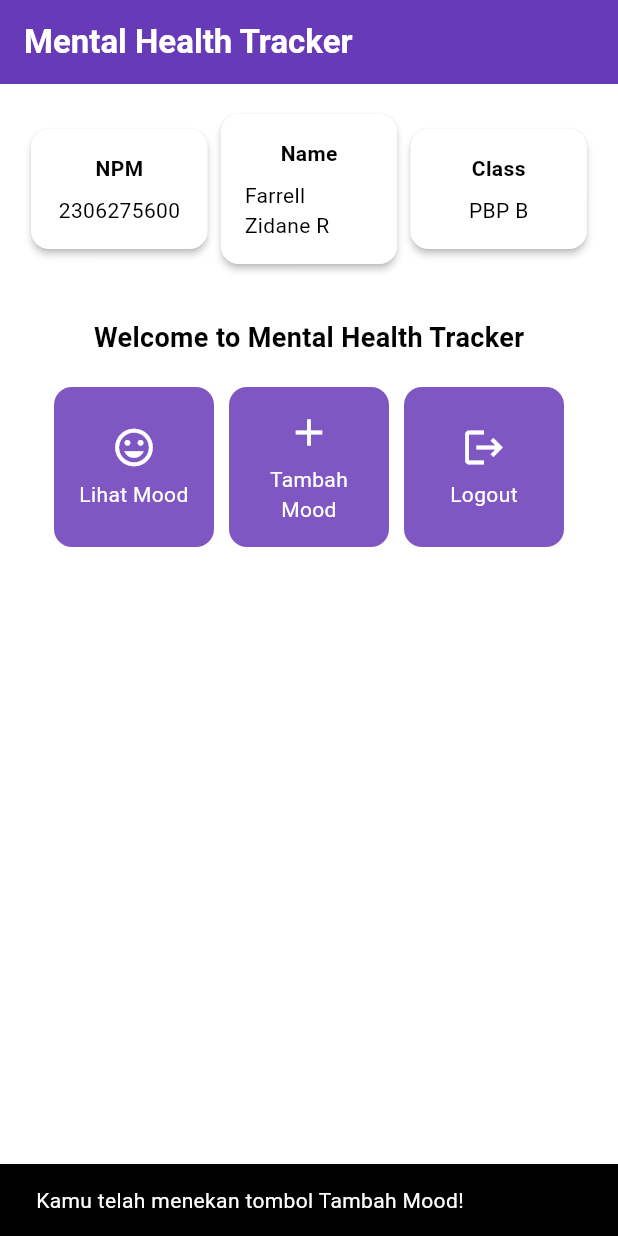
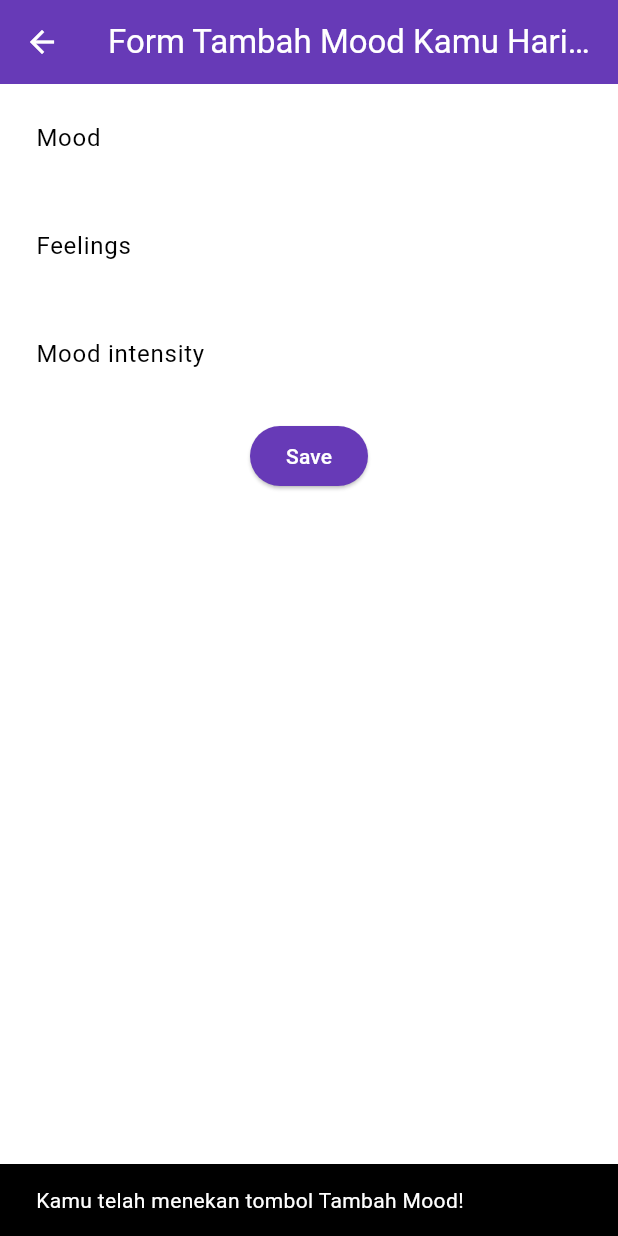
Before and after one commit to farrellzidane/mental-health-tracker-mobile, a Flutter app: the screen it shows after launch, after a tap on "Tambah Mood", on a phone screen of 412 x 824 dp. Run offline on Flutter 3.47's test engine with Material 3 defaults, Android fonts, the phone set to English and light mode, and no system bars.

Commit message:
Finished Tutorial 7

```diff
--- a/mental_health_tracker/lib/menu.dart
+++ b/mental_health_tracker/lib/screens/menu.dart
@@ -1,4 +1,6 @@
 import 'package:flutter/material.dart';
+import 'package:mental_health_tracker/widgets/left_drawer.dart';
+import 'package:mental_health_tracker/widgets/mood_cart.dart';
 
 class MyHomePage extends StatelessWidget {
   final String npm = '2306275600'; // NPM
@@ -29,7 +31,9 @@ class MyHomePage extends StatelessWidget {
         ),
         // Warna latar belakang AppBar diambil dari skema warna tema aplikasi.
         backgroundColor: Theme.of(context).colorScheme.primary,
+        iconTheme: const IconThemeData(color: Colors.white),
       ),
+      drawer: const LeftDrawer(),
       // Body halaman dengan padding di sekelilingnya.
       body: Padding(
         padding: const EdgeInsets.all(16.0),
@@ -96,8 +100,8 @@ class MyHomePage extends StatelessWidget {
 class InfoCard extends StatelessWidget {
   // Kartu informasi yang menampilkan title dan content.
 
-  final String title;  // Judul kartu.
-  final String content;  // Isi kartu.
+  final String title; // Judul kartu.
+  final String content; // Isi kartu.
 
   const InfoCard({super.key, required this.title, required this.content});
 
@@ -108,7 +112,8 @@ class InfoCard extends StatelessWidget {
       elevation: 2.0,
       child: Container(
         // Mengatur ukuran dan jarak di dalam kartu.
-        width: MediaQuery.of(context).size.width / 3.5, // menyesuaikan dengan lebar device yang digunakan.
+        width: MediaQuery.of(context).size.width /
+            3.5, // menyesuaikan dengan lebar device yang digunakan.
         padding: const EdgeInsets.all(16.0),
         // Menyusun title dan content secara vertikal.
         child: Column(
@@ -125,64 +130,3 @@ class InfoCard extends StatelessWidget {
     );
   }
 }
-
-class ItemHomepage {
-    final String name;
-    final IconData icon;
-
-    ItemHomepage(this.name, this.icon);
-}
-
-class ItemCard extends StatelessWidget {
-  // Menampilkan kartu dengan ikon dan nama.
-
-  final ItemHomepage item;
-
-  const ItemCard(this.item, {super.key});
-
-  @override
-  Widget build(BuildContext context) {
-    return Material(
-      // Menentukan warna latar belakang dari tema aplikasi.
-      color: Theme.of(context).colorScheme.secondary,
-      // Membuat sudut kartu melengkung.
-      borderRadius: BorderRadius.circular(12),
-
-      child: InkWell(
-        // Aksi ketika kartu ditekan.
-        onTap: () {
-          // Menampilkan pesan SnackBar saat kartu ditekan.
-          ScaffoldMessenger.of(context)
-            ..hideCurrentSnackBar()
-            ..showSnackBar(
-              SnackBar(content: Text("Kamu telah menekan tombol ${item.name}!"))
-            );
-        },
-        // Container untuk menyimpan Icon dan Text
-        child: Container(
-          padding: const EdgeInsets.all(8),
-          child: Center(
-            child: Column(
-              // Menyusun ikon dan teks di tengah kartu.
-              mainAxisAlignment: MainAxisAlignment.center,
-              children: [
-                Icon(
-                  item.icon,
-                  color: Colors.white,
-                  size: 30.0,
-                ),
-                const Padding(padding: EdgeInsets.all(3)),
-                Text(
-                  item.name,
-                  textAlign: TextAlign.center,
-                  style: const TextStyle(color: Colors.white),
-                ),
-              ],
-            ),
-          ),
-        ),
-      ),
-    );
-  }
-
-}
--- /dev/null
+++ b/mental_health_tracker/lib/screens/moodentry_form.dart
@@ -0,0 +1,160 @@
+import 'package:flutter/material.dart';
+// TODO: Impor drawer yang sudah dibuat sebelumnya
+
+class MoodEntryFormPage extends StatefulWidget {
+  const MoodEntryFormPage({super.key});
+
+  @override
+  State<MoodEntryFormPage> createState() => _MoodEntryFormPageState();
+}
+
+class _MoodEntryFormPageState extends State<MoodEntryFormPage> {
+  final _formKey = GlobalKey<FormState>();
+  String _mood = "";
+  String _feelings = "";
+  int _moodIntensity = 0;
+
+  @override
+  Widget build(BuildContext context) {
+    return Scaffold(
+        appBar: AppBar(
+          title: const Center(
+            child: Text(
+              'Form Tambah Mood Kamu Hari ini',
+            ),
+          ),
+          backgroundColor: Theme.of(context).colorScheme.primary,
+          foregroundColor: Colors.white,
+        ),
+        // TODO: Tambahkan drawer yang sudah dibuat di sini
+        body: Form(
+          key: _formKey,
+          child: SingleChildScrollView(
+            child: Column(
+              crossAxisAlignment: CrossAxisAlignment.start,
+              children: [
+                Padding(
+                  padding: const EdgeInsets.all(8.0),
+                  child: TextFormField(
+                    decoration: InputDecoration(
+                      hintText: "Mood",
+                      labelText: "Mood",
+                      border: OutlineInputBorder(
+                        borderRadius: BorderRadius.circular(5.0),
+                      ),
+                    ),
+                    onChanged: (String? value) {
+                      setState(() {
+                        _mood = value!;
+                      });
+                    },
+                    validator: (String? value) {
+                      if (value == null || value.isEmpty) {
+                        return "Mood tidak boleh kosong!";
+                      }
+                      return null;
+                    },
+                  ),
+                ),
+                Padding(
+                  padding: const EdgeInsets.all(8.0),
+                  child: TextFormField(
+                    decoration: InputDecoration(
+                      hintText: "Feelings",
+                      labelText: "Feelings",
+                      border: OutlineInputBorder(
+                        borderRadius: BorderRadius.circular(5.0),
+                      ),
+                    ),
+                    onChanged: (String? value) {
+                      setState(() {
+                        _feelings = value!;
+                      });
+                    },
+                    validator: (String? value) {
+                      if (value == null || value.isEmpty) {
+                        return "Feelings tidak boleh kosong!";
+                      }
+                      return null;
+                    },
+                  ),
+                ),
+                Padding(
+                  padding: const EdgeInsets.all(8.0),
+                  child: TextFormField(
+                    decoration: InputDecoration(
+                      hintText: "Mood intensity",
+                      labelText: "Mood intensity",
+                      border: OutlineInputBorder(
+                        borderRadius: BorderRadius.circular(5.0),
+                      ),
+                    ),
+                    onChanged: (String? value) {
+                      setState(() {
+                        _moodIntensity = int.tryParse(value!) ?? 0;
+                      });
+                    },
+                    validator: (String? value) {
+                      if (value == null || value.isEmpty) {
+                        return "Mood intensity tidak boleh kosong!";
+                      }
+                      if (int.tryParse(value) == null) {
+                        return "Mood intensity harus berupa angka!";
+                      }
+                      return null;
+                    },
+                  ),
+                ),
+                Align(
+                  alignment: Alignment.bottomCenter,
+                  child: Padding(
+                    padding: const EdgeInsets.all(8.0),
+                    child: ElevatedButton(
+                      style: ButtonStyle(
+                        backgroundColor: WidgetStateProperty.all(
+                            Theme.of(context).colorScheme.primary),
+                      ),
+                      onPressed: () {
+                        if (_formKey.currentState!.validate()) {
+                          showDialog(
+                            context: context,
+                            builder: (context) {
+                              return AlertDialog(
+                                title: const Text('Mood berhasil tersimpan'),
+                                content: SingleChildScrollView(
+                                  child: Column(
+                                    crossAxisAlignment:
+                                        CrossAxisAlignment.start,
+                                    children: [
+                                      Text('Mood: $_mood'),
+                                      // TODO: Munculkan value-value lainnya
+                                    ],
+                                  ),
+                                ),
+                                actions: [
+                                  TextButton(
+                                    child: const Text('OK'),
+                                    onPressed: () {
+                                      Navigator.pop(context);
+                                      _formKey.currentState!.reset();
+                                    },
+                                  ),
+                                ],
+                              );
+                            },
+                          );
+                        }
+                      },
+                      child: const Text(
+                        "Save",
+                        style: TextStyle(color: Colors.white),
+                      ),
+                    ),
+                  ),
+                ),
+              ],
+            ),
+          ),
+        ));
+  }
+}
--- /dev/null
+++ b/mental_health_tracker/lib/widgets/left_drawer.dart
@@ -0,0 +1,70 @@
+import 'package:flutter/material.dart';
+import 'package:mental_health_tracker/screens/menu.dart';
+import 'package:mental_health_tracker/screens/moodentry_form.dart';
+
+class LeftDrawer extends StatelessWidget {
+  const LeftDrawer({super.key});
+
+  @override
+  Widget build(BuildContext context) {
+    return Drawer(
+      child: ListView(
+        children: [
+          DrawerHeader(
+            // TODO: Bagian drawer header
+            decoration: BoxDecoration(
+              color: Theme.of(context).colorScheme.primary,
+            ),
+            child: const Column(
+              children: [
+                Text(
+                  'Mental Health Tracker',
+                  textAlign: TextAlign.center,
+                  style: TextStyle(
+                    fontSize: 24,
+                    fontWeight: FontWeight.bold,
+                    color: Colors.white,
+                  ),
+                ),
+                Padding(padding: EdgeInsets.all(8)),
+                Text(
+                  "Ayo jaga kesehatan mentalmu setiap hari disini!",
+                  // TODO: Tambahkan gaya teks dengan center alignment, font ukuran 15, warna putih, dan weight biasa
+                ),
+              ],
+            ),
+          ),
+          // TODO : Bagian routing
+          ListTile(
+            leading: const Icon(Icons.home_outlined),
+            title: const Text('Halaman Utama'),
+            // Bagian redirection ke MyHomePage
+            onTap: () {
+              Navigator.pushReplacement(
+                  context,
+                  MaterialPageRoute(
+                    builder: (context) => MyHomePage(),
+                  ));
+            },
+          ),
+          ListTile(
+            leading: const Icon(Icons.mood),
+            title: const Text('Tambah Mood'),
+            // Bagian redirection ke MoodEntryFormPage
+            onTap: () {
+              /*
+                TODO: Buatlah routing ke MoodEntryFormPage di sini,
+                setelah halaman MoodEntryFormPage sudah dibuat.
+                */
+              Navigator.push(
+                  context,
+                  MaterialPageRoute(
+                    builder: (context) => MoodEntryFormPage(),
+                  ));
+            },
+          ),
+        ],
+      ),
+    );
+  }
+}
--- /dev/null
+++ b/mental_health_tracker/lib/widgets/mood_cart.dart
@@ -0,0 +1,69 @@
+import 'package:flutter/material.dart';
+import 'package:mental_health_tracker/screens/moodentry_form.dart';
+
+class ItemHomepage {
+  final String name;
+  final IconData icon;
+
+  ItemHomepage(this.name, this.icon);
+}
+
+class ItemCard extends StatelessWidget {
+  // Menampilkan kartu dengan ikon dan nama.
+
+  final ItemHomepage item;
+
+  const ItemCard(this.item, {super.key});
+
+  @override
+  Widget build(BuildContext context) {
+    return Material(
+      // Menentukan warna latar belakang dari tema aplikasi.
+      color: Theme.of(context).colorScheme.secondary,
+      // Membuat sudut kartu melengkung.
+      borderRadius: BorderRadius.circular(12),
+
+      child: InkWell(
+        // Aksi ketika kartu ditekan.
+        onTap: () {
+          // Menampilkan pesan SnackBar saat kartu ditekan.
+          ScaffoldMessenger.of(context)
+            ..hideCurrentSnackBar()
+            ..showSnackBar(SnackBar(
+                content: Text("Kamu telah menekan tombol ${item.name}!")));
+          if (item.name == "Tambah Mood") {
+            // TODO: Gunakan Navigator.push untuk melakukan navigasi ke MaterialPageRoute yang mencakup MoodEntryFormPage.
+            Navigator.push(
+                context,
+                MaterialPageRoute(
+                  builder: (context) => const MoodEntryFormPage(),
+                ));
+          }
+        },
+        // Container untuk menyimpan Icon dan Text
+        child: Container(
+          padding: const EdgeInsets.all(8),
+          child: Center(
+            child: Column(
+              // Menyusun ikon dan teks di tengah kartu.
+              mainAxisAlignment: MainAxisAlignment.center,
+              children: [
+                Icon(
+                  item.icon,
+                  color: Colors.white,
+                  size: 30.0,
+                ),
+                const Padding(padding: EdgeInsets.all(3)),
+                Text(
+                  item.name,
+                  textAlign: TextAlign.center,
+                  style: const TextStyle(color: Colors.white),
+                ),
+              ],
+            ),
+          ),
+        ),
+      ),
+    );
+  }
+}
```
Also changed, not shown: mental_health_tracker/lib/main.dart (+4 -4 lines). Lines whose indentation alone changed are shown as unchanged.
